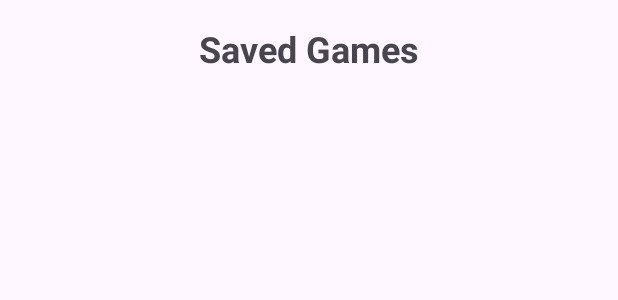
After one commit to cas72p/Xfactor2, an Android app: the layout activity_saved_games.xml on its own in the app's theme, with its tools: preview values and no code run, on a phone screen of 412 x 824 dp. The commit adds this screen. Shown: the top 300 px of the screen. Run offline under Robolectric (Android 15) with nearby library versions, the phone set to English and light mode, and no system bars.

Commit message:
working login and registration with persistent saved games, and very basic saved games page

```diff
--- a/app/src/main/AndroidManifest.xml
+++ b/app/src/main/AndroidManifest.xml
@@ -12,6 +12,9 @@
         android:supportsRtl="true"
         android:theme="@style/Theme.Xfactor"
         tools:targetApi="31">
+        <activity
+            android:name=".SavedGames"
+            android:exported="false" />
         <activity
             android:name=".MenuActivity"
             android:exported="false" />
--- /dev/null
+++ b/app/src/main/res/layout/activity_saved_games.xml
@@ -0,0 +1,39 @@
+<?xml version="1.0" encoding="utf-8"?>
+<androidx.constraintlayout.widget.ConstraintLayout xmlns:android="http://schemas.android.com/apk/res/android"
+    xmlns:app="http://schemas.android.com/apk/res-auto"
+    xmlns:tools="http://schemas.android.com/tools"
+    android:layout_width="match_parent"
+    android:layout_height="match_parent"
+    tools:context=".SavedGames">
+
+    <TextView
+        android:id="@+id/title_text"
+        android:layout_width="wrap_content"
+        android:layout_height="wrap_content"
+        android:text="Saved Games"
+        android:textSize="24sp"
+        android:textStyle="bold"
+        app:layout_constraintTop_toTopOf="parent"
+        app:layout_constraintStart_toStartOf="parent"
+        app:layout_constraintEnd_toEndOf="parent"
+        android:padding="16dp"
+        />
+
+    <ScrollView
+        android:layout_width="0dp"
+        android:layout_height="0dp"
+        android:layout_marginTop="8dp"
+        app:layout_constraintTop_toBottomOf="@id/title_text"
+        app:layout_constraintStart_toStartOf="parent"
+        app:layout_constraintEnd_toEndOf="parent"
+        app:layout_constraintBottom_toBottomOf="parent">
+
+        <LinearLayout
+            android:id="@+id/games_container"
+            android:layout_width="match_parent"
+            android:layout_height="wrap_content"
+            android:orientation="vertical"
+            android:padding="16dp">
+        </LinearLayout>
+    </ScrollView>
+</androidx.constraintlayout.widget.ConstraintLayout>
--- a/gradle/libs.versions.toml
+++ b/gradle/libs.versions.toml
@@ -11,6 +11,8 @@ activity = "1.9.2"
 constraintlayout = "2.1.4"
 googleGmsGoogleServices = "4.4.2"
 firebaseAuth = "23.0.0"
+firebaseFirestore = "25.1.1"
+protobufJavalite = "3.25.1"
 
 [libraries]
 androidx-core-ktx = { group = "androidx.core", name = "core-ktx", version.ref = "coreKtx" }
@@ -22,7 +24,8 @@ material = { group = "com.google.android.material", name = "material", version.r
 androidx-activity = { group = "androidx.activity", name = "activity", version.ref = "activity" }
 androidx-constraintlayout = { group = "androidx.constraintlayout", name = "constraintlayout", version.ref = "constraintlayout" }
 firebase-auth = { group = "com.google.firebase", name = "firebase-auth", version.ref = "firebaseAuth" }
-mysqlConnector = { group = "mysql", name = "mysql-connector-java", version = "8.0.33" }
+firebase-firestore = { group = "com.google.firebase", name = "firebase-firestore", version.ref = "firebaseFirestore" }
+protobuf-javalite = { module = "com.google.protobuf:protobuf-javalite", version.ref = "protobufJavalite" }
 
 [plugins]
 android-application = { id = "com.android.application", version.ref = "agp" }
```
Also changed, not shown: app/build.gradle.kts (+14 -3 lines), app/src/main/java/com/www/xfactor/ConnectionHelper.java (added, +45 -0 lines), app/src/main/java/com/www/xfactor/MainActivity.kt (+49 -9 lines), app/src/main/java/com/www/xfactor/MainActivity2.kt (+84 -26 lines), app/src/main/java/com/www/xfactor/MenuActivity.kt (+6 -3 lines), app/src/main/java/com/www/xfactor/SavedGames.kt (added, +65 -0 lines), app/src/main/java/com/www/xfactor/register.kt (+54 -67 lines), app/src/main/res/layout/activity_register.xml (+14 -0 lines).
